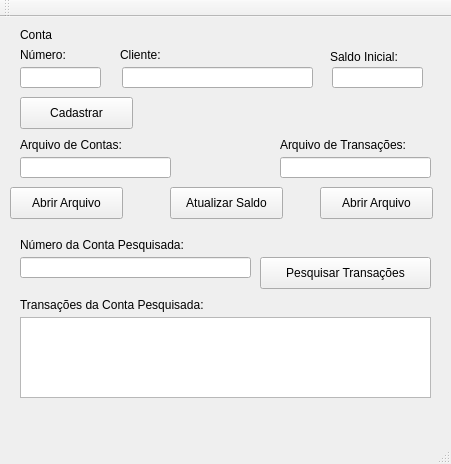
armbrustsamuel/ProgII_Bank_Account, file registro_contas/mainwindow.ui: the form before one commit.
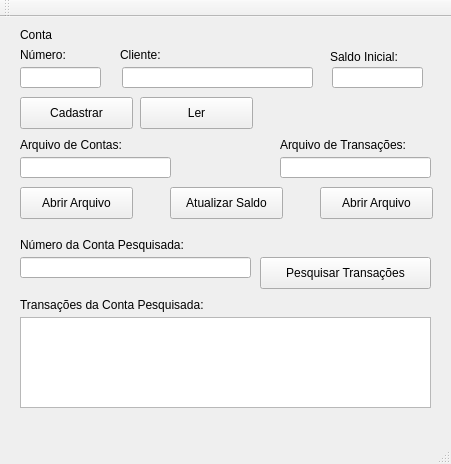
The form after the commit.

Diff of the .ui file:
```diff
--- a/registro_contas/mainwindow.ui
+++ b/registro_contas/mainwindow.ui
@@ -121,7 +121,7 @@
    <widget class="QPushButton" name="contasArquivoBtn">
     <property name="geometry">
      <rect>
-      <x>10</x>
+      <x>20</x>
       <y>170</y>
       <width>113</width>
       <height>32</height>
@@ -249,10 +249,26 @@
       <x>20</x>
       <y>300</y>
       <width>411</width>
-      <height>81</height>
+      <height>91</height>
      </rect>
     </property>
    </widget>
+   <widget class="QPushButton" name="cadastrarBtn_2">
+    <property name="enabled">
+     <bool>true</bool>
+    </property>
+    <property name="geometry">
+     <rect>
+      <x>140</x>
+      <y>80</y>
+      <width>113</width>
+      <height>32</height>
+     </rect>
+    </property>
+    <property name="text">
+     <string>Ler</string>
+    </property>
+   </widget>
   </widget>
   <widget class="QMenuBar" name="menuBar">
    <property name="geometry">
```
